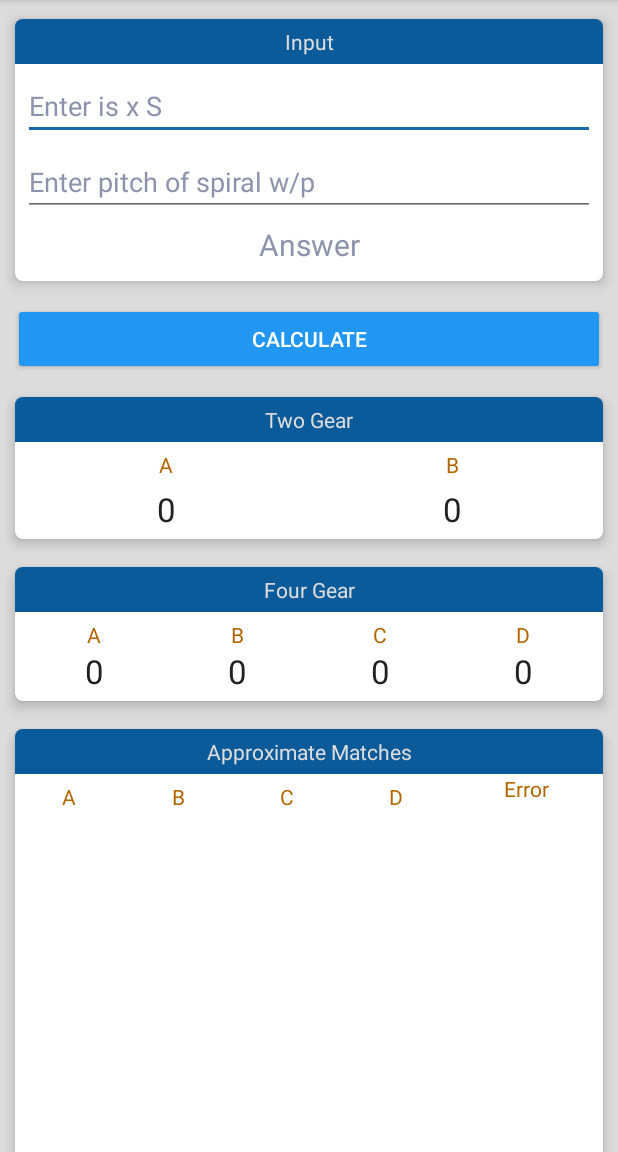
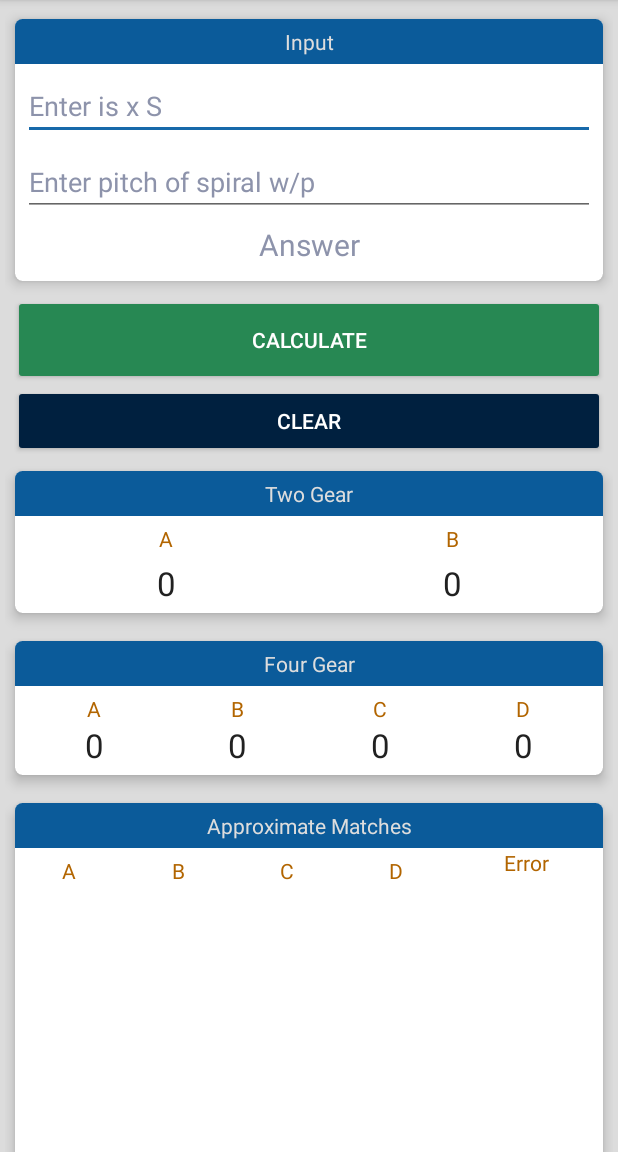
Before and after one commit to iamshubhamjangle/ChangeGearCalculator, an Android app: the screen it shows after launch (MainActivity), on a phone screen of 412 x 824 dp, the part 84-1236 px from its top. Run offline under Robolectric (Android 15) with nearby library versions, the phone set to English and light mode, and no system bars; libraries missing offline, so code that uses them is left out: com.opencsv.

Commit message:
added clear, hide keyboard, scroll to answer

```diff
--- a/app/src/main/java/com/octa/gearindexer/MainActivity.java
+++ b/app/src/main/java/com/octa/gearindexer/MainActivity.java
@@ -1,6 +1,8 @@
 package com.octa.gearindexer;
 
 import androidx.appcompat.app.AppCompatActivity;
+import androidx.core.widget.NestedScrollView;
+
 import com.opencsv.CSVReader;
 import java.io.IOException;
 import java.io.InputStream;
@@ -11,6 +13,7 @@ import android.annotation.SuppressLint;
 import android.os.Bundle;
 import android.util.Log;
 import android.view.View;
+import android.view.inputmethod.InputMethodManager;
 import android.widget.ArrayAdapter;
 import android.widget.Button;
 import android.widget.EditText;
@@ -23,11 +26,12 @@ import static java.lang.Boolean.TRUE;
 
 public class MainActivity extends AppCompatActivity {
 
-    Button buttonCalculate;
+    Button buttonCalculate, buttonClear;
     EditText et_iss, et_h;
     TextView tv_tg_a, tv_tg_b, tv_answer, tv_fg_a, tv_fg_b, tv_fg_c, tv_fg_d;
     String[] line;
     float iss, h, expectedAnswer;
+    NestedScrollView nsv;
 
     ListView listView;
     private ArrayAdapter<String> adapter;
@@ -40,6 +44,7 @@ public class MainActivity extends AppCompatActivity {
 
         //Input layout
         buttonCalculate = findViewById(R.id.buttonCalculate);
+        buttonClear = findViewById(R.id.buttonClear);
         et_iss = findViewById(R.id.et_iss);
         et_h = findViewById(R.id.et_h);
         tv_answer = findViewById(R.id.textViewAnswer);
@@ -60,6 +65,8 @@ public class MainActivity extends AppCompatActivity {
         tv_fg_c = findViewById(R.id.tv_fg_C);
         tv_fg_d = findViewById(R.id.tv_fg_D);
 
+        nsv = findViewById(R.id.nestedScrollView);
+
         buttonCalculate.setOnClickListener(new View.OnClickListener() {
             @Override
             public void onClick(View view) {
@@ -68,9 +75,28 @@ public class MainActivity extends AppCompatActivity {
                     getInputs();
                     calculateTwoGears();
                     calculateFourGear();
+                    postProcess();
                 }
             }
         });
+
+        buttonClear.setOnClickListener(new View.OnClickListener() {@Override
+            public void onClick(View view) {
+                et_iss.setText("");
+                et_h.setText("");
+                tv_answer.setText("Answer");
+                tv_tg_a.setText("0");
+                tv_tg_b.setText("0");
+
+                tv_fg_a.setText("0");
+                tv_fg_b.setText("0");
+                tv_fg_c.setText("0");
+                tv_fg_d.setText("0");
+
+                clearArrayList();
+            }
+        });
+
     }
 
     private void clearArrayList() {
@@ -179,4 +205,22 @@ public class MainActivity extends AppCompatActivity {
             Log.e("MyTag", "Error" + e);
         }
     }
+
+    private void postProcess() {
+        //hide keyboard
+        try {
+            InputMethodManager imm = (InputMethodManager) getSystemService(INPUT_METHOD_SERVICE);
+            imm.hideSoftInputFromWindow(getCurrentFocus().getWindowToken(), 0);
+        }catch (Exception e){
+            e.printStackTrace();
+        }
+
+        //Change the target view to answer
+        nsv.post(new Runnable() {
+            @Override
+            public void run() {
+                nsv.smoothScrollTo(0, buttonClear.getBottom());
+            }
+        });
+    }
 }
--- a/app/src/main/res/layout/activity_main.xml
+++ b/app/src/main/res/layout/activity_main.xml
@@ -2,6 +2,7 @@
 <androidx.core.widget.NestedScrollView xmlns:android="http://schemas.android.com/apk/res/android"
     xmlns:app="http://schemas.android.com/apk/res-auto"
     xmlns:tools="http://schemas.android.com/tools"
+    android:id="@+id/nestedScrollView"
     android:layout_width="match_parent"
     android:layout_height="wrap_content">
 
@@ -21,13 +22,25 @@
         <Button
             android:id="@+id/buttonCalculate"
             android:layout_width="match_parent"
+            android:layout_height="60dp"
+            android:layout_marginLeft="@dimen/cardPadding"
+            android:layout_marginRight="@dimen/cardPadding"
+            android:backgroundTint="@color/success"
+            android:text="Calculate"
+            android:textColor="@color/cardBackground" />
+
+        <Button
+            android:id="@+id/buttonClear"
+            android:layout_width="match_parent"
             android:layout_height="wrap_content"
-            android:layout_margin="5dp"
-            android:backgroundTint="@color/colorPrimary"
-            android:text="Calculate"
+            android:layout_marginLeft="@dimen/cardPadding"
+            android:layout_marginRight="@dimen/cardPadding"
+            android:backgroundTint="@color/darkBlue"
+            android:text="Clear"
             android:textColor="@color/cardBackground"/>
 
         <include
+            android:id="@+id/cardLayout1"
             layout="@layout/card_layout_two_gear"
             android:layout_width="match_parent"
             android:layout_height="wrap_content" />
--- a/app/src/main/res/layout/card_layout_input.xml
+++ b/app/src/main/res/layout/card_layout_input.xml
@@ -36,7 +36,7 @@
                 android:autofillHints="Enter is x S"
                 android:ems="10"
                 android:hint="@string/input1"
-                android:inputType="numberDecimal"
+                android:inputType="number|numberDecimal"
                 android:textColor="@color/textColor"
                 app:layout_constraintEnd_toEndOf="parent"
                 app:layout_constraintStart_toStartOf="parent"
@@ -47,14 +47,14 @@
                 android:layout_width="0dp"
                 android:layout_height="wrap_content"
                 android:layout_marginTop="5dp"
+                android:autofillHints=""
                 android:ems="10"
                 android:hint="@string/input2"
-                android:inputType="numberDecimal"
+                android:inputType="number|numberDecimal"
                 android:textColor="@color/textColor"
                 app:layout_constraintEnd_toEndOf="parent"
                 app:layout_constraintStart_toStartOf="parent"
-                app:layout_constraintTop_toBottomOf="@+id/et_iss"
-                android:autofillHints="" />
+                app:layout_constraintTop_toBottomOf="@+id/et_iss" />
 
             <TextView
                 android:id="@+id/textViewAnswer"
--- a/app/src/main/res/values/colors.xml
+++ b/app/src/main/res/values/colors.xml
@@ -12,6 +12,8 @@
     <color name="mainLayoutbackground">#DCDCDC</color>
     <color name="headBarColor">#DDD</color>
     <color name="textColumnBackground">#AAAAAA</color>
+    <color name="success">#278853</color>
+    <color name="darkBlue">#00203F</color>
 </resources>
 
 <!--<resources>-->
```
Also changed, not shown: 1 other file.
